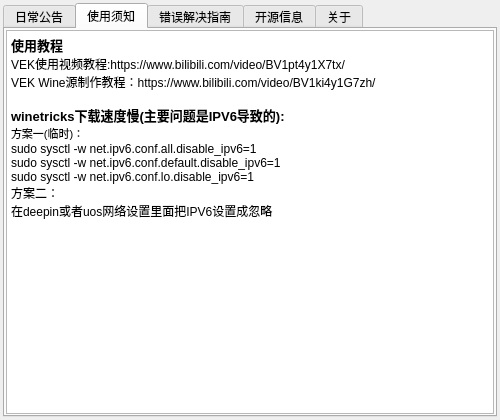
Above: ui/vekAbout.ui from gfdgd-xi/vekcode before the change. Below: the same form after it.
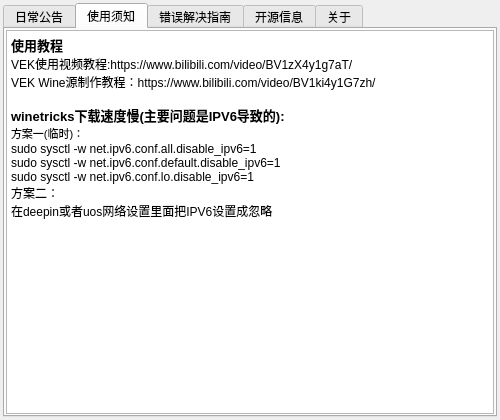
That is the form after the change. The open tabs and pages were chosen to show the change. Icons and pictures are not drawn.

```diff
--- a/ui/vekAbout.ui
+++ b/ui/vekAbout.ui
@@ -126,7 +126,7 @@
 p, li { white-space: pre-wrap; }
 &lt;/style&gt;&lt;/head&gt;&lt;body style=&quot; font-family:'Sans Serif'; font-size:9pt; font-weight:400; font-style:normal;&quot;&gt;
 &lt;p style=&quot; margin-top:0px; margin-bottom:0px; margin-left:0px; margin-right:0px; -qt-block-indent:0; text-indent:0px;&quot;&gt;&lt;span style=&quot; font-size:10pt; font-weight:600;&quot;&gt;使用教程&lt;/span&gt;&lt;/p&gt;
-&lt;p style=&quot; margin-top:0px; margin-bottom:0px; margin-left:0px; margin-right:0px; -qt-block-indent:0; text-indent:0px;&quot;&gt;VEK使用视频教程:https://www.bilibili.com/video/BV1pt4y1X7tx/&lt;/p&gt;
+&lt;p style=&quot; margin-top:0px; margin-bottom:0px; margin-left:0px; margin-right:0px; -qt-block-indent:0; text-indent:0px;&quot;&gt;VEK使用视频教程:https://www.bilibili.com/video/BV1zX4y1g7aT/&lt;/p&gt;
 &lt;p style=&quot; margin-top:0px; margin-bottom:0px; margin-left:0px; margin-right:0px; -qt-block-indent:0; text-indent:0px;&quot;&gt;VEK Wine源制作教程：https://www.bilibili.com/video/BV1ki4y1G7zh/&lt;/p&gt;
 &lt;p style=&quot;-qt-paragraph-type:empty; margin-top:0px; margin-bottom:0px; margin-left:0px; margin-right:0px; -qt-block-indent:0; text-indent:0px;&quot;&gt;&lt;br /&gt;&lt;/p&gt;
 &lt;p style=&quot; margin-top:0px; margin-bottom:0px; margin-left:0px; margin-right:0px; -qt-block-indent:0; text-indent:0px;&quot;&gt;&lt;span style=&quot; font-size:10pt; font-weight:600;&quot;&gt;winetricks下载速度慢(主要问题是IPV6导致的):&lt;/span&gt;&lt;/p&gt;
```
